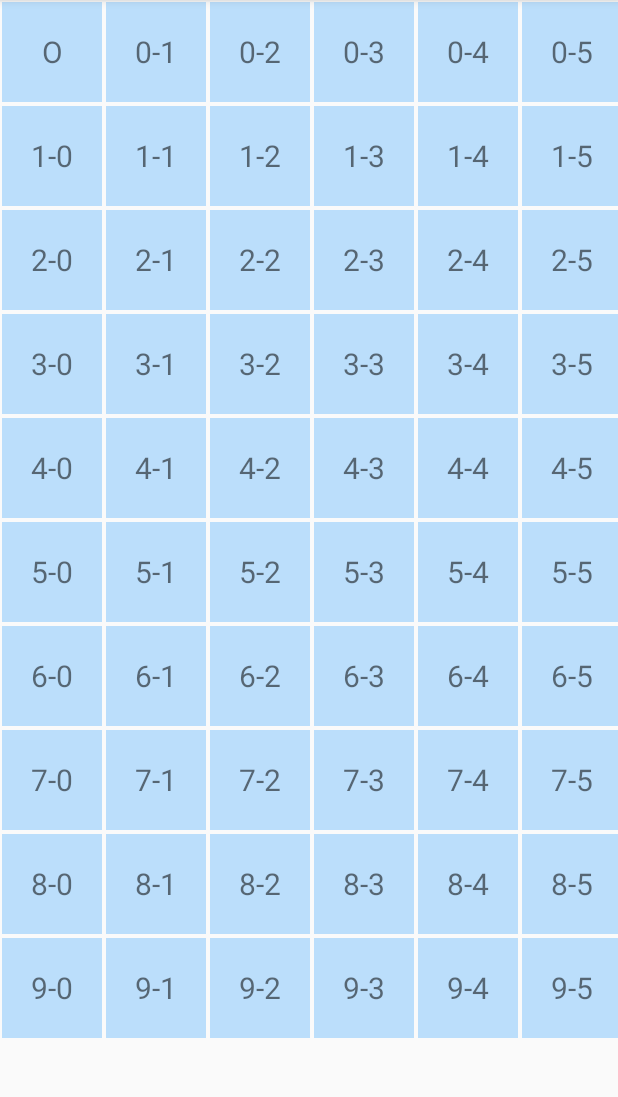
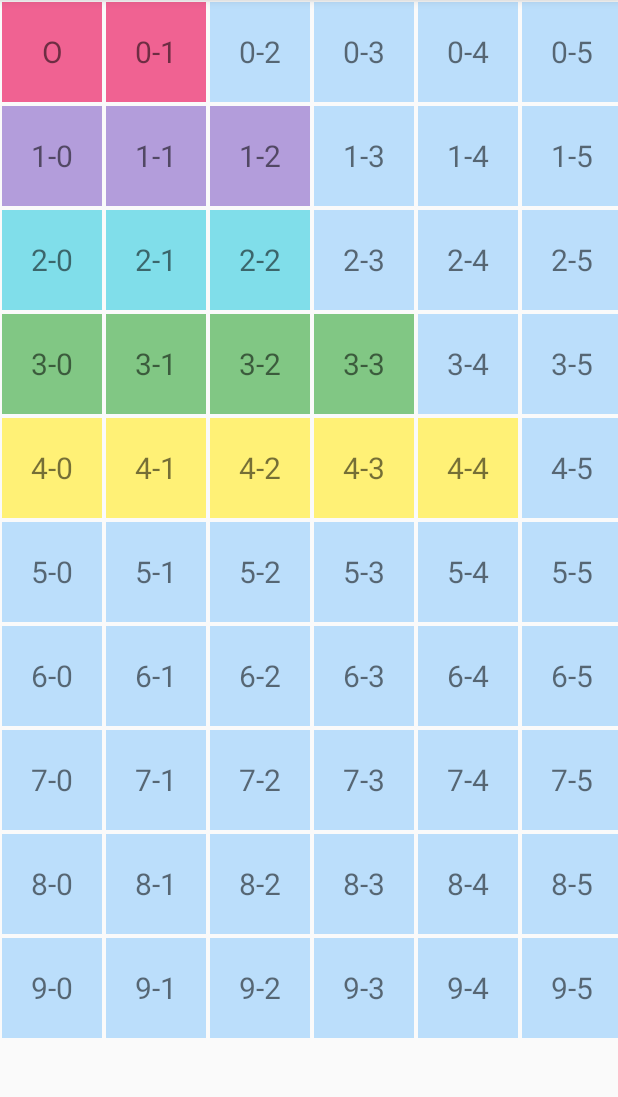
Before and after one commit to matevojts/Armed-Battleships, an Android app: the screen it shows after launch (MainActivity), after a tap on an icon or button, on a phone screen of 412 x 824 dp, the part 84-1181 px from its top. Run offline under Robolectric (Android 15) with nearby library versions, the phone set to English and light mode, and no system bars.

Commit message:
Colors added for different ships

```diff
--- a/app/src/main/java/com/retexis/armedbattleships/MainActivity.java
+++ b/app/src/main/java/com/retexis/armedbattleships/MainActivity.java
@@ -18,7 +18,7 @@ public class MainActivity extends AppCompatActivity {
 
         board = findViewById(R.id.board);
 
-        PlaceShipsManager.shipsToDefaultPlace(board, new Ships());
+        PlaceShipsManager.shipsToDefaultPlace(board, new Ships(this));
 
     }
 }
--- a/app/src/main/java/com/retexis/armedbattleships/Managers/PlaceShipsManager.java
+++ b/app/src/main/java/com/retexis/armedbattleships/Managers/PlaceShipsManager.java
@@ -19,6 +19,7 @@ public class PlaceShipsManager {
 
                 Field actualField = board.getField(i, j);
                 actualField.setShipID(ships.getShips().get(i).getId());
+                actualField.getFieldsTextView().setBackgroundColor(ships.getShips().get(i).getColor());
             }
         }
     }
--- a/app/src/main/java/com/retexis/armedbattleships/Managers/ShootingManager.java
+++ b/app/src/main/java/com/retexis/armedbattleships/Managers/ShootingManager.java
@@ -27,10 +27,10 @@ public class ShootingManager {
                     }
 
                 }
-                field.getFieldTextView().setText("O");
+                field.getFieldsTextView().setText("O");
                 field.setHasHit(true);
             } else {
-                field.getFieldTextView().setText("X");
+                field.getFieldsTextView().setText("X");
                 field.setHasHit(true);
             }
         } else {
--- a/app/src/main/java/com/retexis/armedbattleships/Models/Field.java
+++ b/app/src/main/java/com/retexis/armedbattleships/Models/Field.java
@@ -37,7 +37,7 @@ public class Field extends FrameLayout {
         this.setOnClickListener(new OnClickListener() {
             @Override
             public void onClick(View view) {
-                ShootingManager.shoot(context, Field.this, new Ships());
+                ShootingManager.shoot(context, Field.this, new Ships(context));
             }
         });
 
@@ -111,7 +111,7 @@ public class Field extends FrameLayout {
         this.columnNo = columnNo;
     }
 
-    public TextView getFieldTextView() {
+    public TextView getFieldsTextView() {
         return fieldTextView;
     }
 }
--- a/app/src/main/java/com/retexis/armedbattleships/Models/Ship.java
+++ b/app/src/main/java/com/retexis/armedbattleships/Models/Ship.java
@@ -9,11 +9,13 @@ public class Ship {
     private int id;
     private int size;
     private int health;
+    private int color;
 
-    public Ship(int id, int size) {
+    public Ship(int id, int size, int color) {
         this.id = id;
         this.size = size;
         this.health = size;
+        this.color = color;
     }
 
     public int getId() {
@@ -39,4 +41,8 @@ public class Ship {
     public void decrementHealth() {
         this.health = health--;
     }
+
+    public int getColor() {
+        return color;
+    }
 }
--- a/app/src/main/java/com/retexis/armedbattleships/Models/Ships.java
+++ b/app/src/main/java/com/retexis/armedbattleships/Models/Ships.java
@@ -1,4 +1,8 @@
 package com.retexis.armedbattleships.Models;
+
+import android.content.Context;
+
+import com.retexis.armedbattleships.R;
 
 import java.util.ArrayList;
 
@@ -9,18 +13,20 @@ import java.util.ArrayList;
 public class Ships {
 
     private ArrayList<Ship> ships;
+    private Context context;
 
-    public Ships() {
+    public Ships(Context context) {
         ships = new ArrayList<>();
+        this.context = context;
         generateDefaultShips();
     }
 
     private void generateDefaultShips() {
-        ships.add(new Ship(1, 2));
-        ships.add(new Ship(2, 3));
-        ships.add(new Ship(3, 3));
-        ships.add(new Ship(4, 4));
-        ships.add(new Ship(5, 5));
+        ships.add(new Ship(1, 2, context.getResources().getColor(R.color.ship1)));
+        ships.add(new Ship(2, 3, context.getResources().getColor(R.color.ship2)));
+        ships.add(new Ship(3, 3, context.getResources().getColor(R.color.ship3)));
+        ships.add(new Ship(4, 4, context.getResources().getColor(R.color.ship4)));
+        ships.add(new Ship(5, 5, context.getResources().getColor(R.color.ship5)));
     }
 
     public ArrayList<Ship> getShips() {
--- a/app/src/main/res/values/colors.xml
+++ b/app/src/main/res/values/colors.xml
@@ -4,4 +4,10 @@
     <color name="colorPrimaryDark">#303F9F</color>
     <color name="colorAccent">#FF4081</color>
     <color name="field_background_default">#BBDEFB</color>
+    <color name="ship1">#f06292</color>
+    <color name="ship2">#b39ddb</color>
+    <color name="ship3">#80deea</color>
+    <color name="ship4">#81c784</color>
+    <color name="ship5">#fff176</color>
+
 </resources>
```
